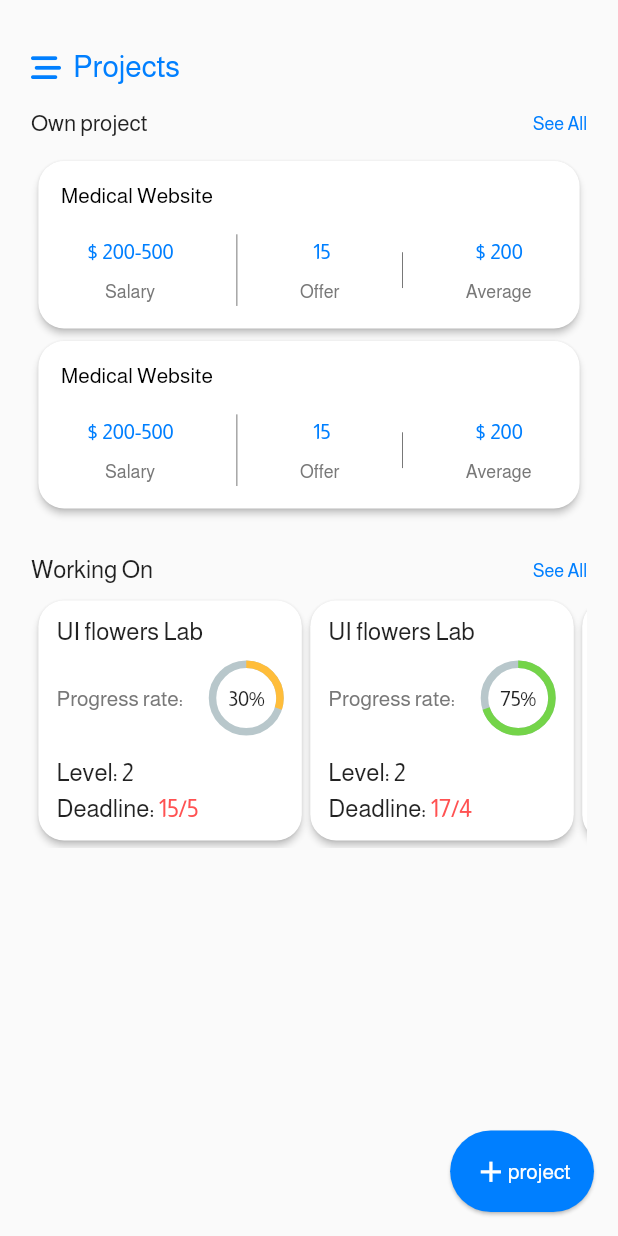
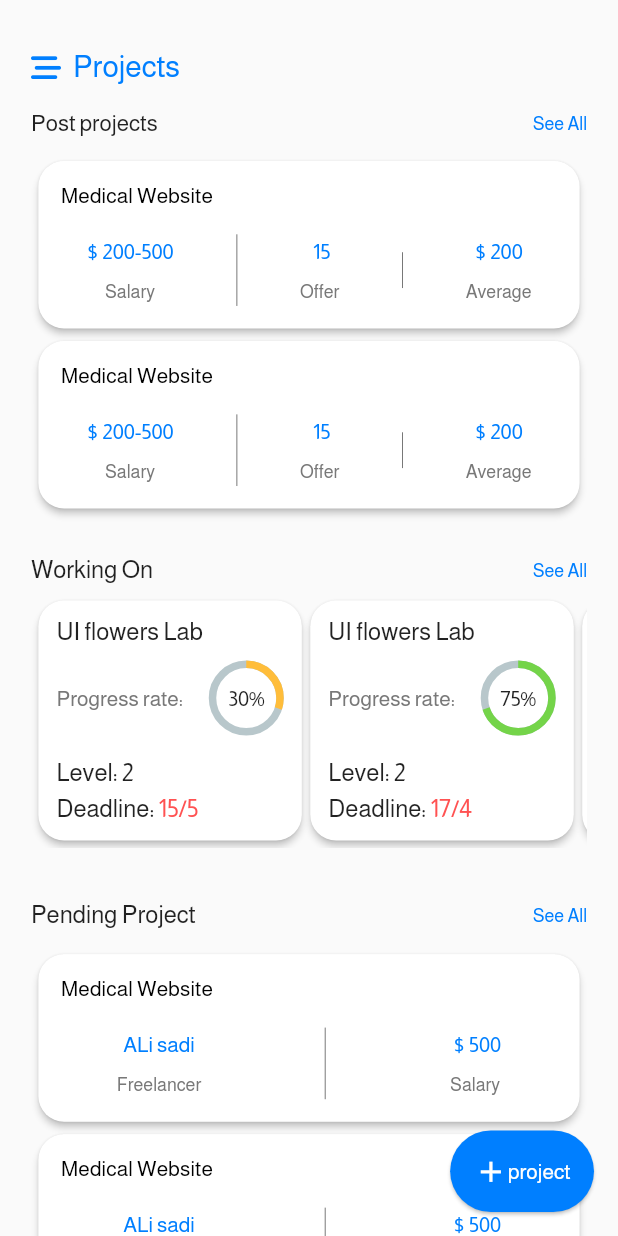
Before and after one commit to ghofran11/FreeLand, a Flutter app: the ProjectPage screen opened directly, on a phone screen of 412 x 824 dp. Run offline on Flutter 3.47's test engine with Material 2 defaults, Android fonts, the phone set to English and light mode, and no system bars; drawn by our look-alikes of percent_indicator; our stand-ins replace bloc, bot_toast, bottom_navy_bar, cached_network_image, carousel_slider, device_preview and 26 more; missing offline and left inert: colours, comment_box, dio_flutter_transformer2, dio_refresh_bot, internet_file and 2 more; accounts and stored records are empty; network calls fail; statements that could not run were skipped.

Commit message:
feat(notification):setup ui

```diff
--- a/lib/app/home/domain/repos/home_repository.dart
+++ b/lib/app/home/domain/repos/home_repository.dart
@@ -2,10 +2,14 @@
 import 'package:either_dart/either.dart';
 import 'package:freeland/app/home/infrastructure/models/category.dart';
 import 'package:freeland/app/home/infrastructure/models/service.dart';
+import 'package:freeland/app/home/infrastructure/models/user.dart';
+import 'package:freeland/core/user/entities/user.dart';
 
 abstract class HomeRepository{
   Future<Either<String, List<CategoryDto>>> fetchAllCategory();
 
   Future<Either<String, List<ServiceDto>>> fetchAllServices(String categoryId);
 
+  Future<Either<String, List<UserDto>>> fetchAllUsers();
+
 }
--- a/lib/app/home/presentation/state/bloc/home_event.dart
+++ b/lib/app/home/presentation/state/bloc/home_event.dart
@@ -8,3 +8,5 @@ class FetchAllService extends HomeEvent {
   final String id;
   FetchAllService({required this. id});
 }
+
+class FetchAllUser extends HomeEvent{}
--- a/lib/app/home/presentation/ui/screen/home_screen.dart
+++ b/lib/app/home/presentation/ui/screen/home_screen.dart
@@ -1,16 +1,12 @@
-import 'dart:math';
 
 import 'package:bot_toast/bot_toast.dart';
 import 'package:cached_network_image/cached_network_image.dart';
 import 'package:carousel_slider/carousel_slider.dart';
-import 'package:flutter/cupertino.dart';
 import 'package:flutter/material.dart';
 import 'package:flutter_bloc/flutter_bloc.dart';
 import 'package:flutter_screenutil/flutter_screenutil.dart';
 import 'package:flutter_svg/flutter_svg.dart';
 import 'package:font_awesome_flutter/font_awesome_flutter.dart';
-import 'package:freeland/app/home/infrastructure/models/category.dart';
-import 'package:freeland/app/home/infrastructure/models/service.dart';
 import 'package:freeland/app/home/presentation/state/bloc/home_bloc.dart';
 import 'package:freeland/app/home/presentation/ui/screen/tips_screen.dart';
 import 'package:freeland/app/home/presentation/ui/widget/job_card.dart';
@@ -41,7 +37,7 @@ class HomePage extends StatelessWidget {
     );
     return Scaffold(
       body: BlocProvider(
-        create: (context) => getIt<HomeBloc>()..add(FetchAllCategory()),
+        create: (context) => getIt<HomeBloc>()..add(FetchAllCategory())..add(FetchAllUser()),
         child: ListView(
           physics: const BouncingScrollPhysics(),
           children: [
--- a/lib/app/notifications/presentation/notifications_page.dart
+++ b/lib/app/notifications/presentation/notifications_page.dart
@@ -110,12 +110,10 @@ class NotificationsPage extends StatelessWidget {
                                  physics: const BouncingScrollPhysics(),
                                );
                              }
-
                              else if (state.notificationStatus.isLoading()) {
                                return const LoadingProgress();
                              }
                              return Container();
-
                            }),
                             ListView(
                               children: [
--- a/lib/app/projects/domain/entities/add_project_params.dart
+++ b/lib/app/projects/domain/entities/add_project_params.dart
@@ -1,3 +1,4 @@
+
 class AddProjectParams {
   String projectName;
   DateTime projectDeadLine;
--- a/lib/app/projects/presentation/ui/projects_screen.dart
+++ b/lib/app/projects/presentation/ui/projects_screen.dart
@@ -4,6 +4,7 @@ import 'package:flutter_screenutil/flutter_screenutil.dart';
 import 'package:font_awesome_flutter/font_awesome_flutter.dart';
 import 'package:freeland/app/projects/presentation/ui/screen/add_project.dart';
 import 'package:freeland/app/projects/presentation/ui/screen/all_own_project.dart';
+import 'package:freeland/app/projects/presentation/ui/screen/pending_project.dart';
 import 'package:freeland/app/projects/presentation/ui/screen/project_own.dart';
 import 'package:freeland/app/projects/presentation/ui/screen/working_on.dart';
 import 'package:go_router/go_router.dart';
@@ -53,7 +54,7 @@ class ProjectPage extends StatelessWidget {
             Row(
               children: [
                 const CustomText.titleMedium(
-                  'Own project',
+                  'Post projects',
                   style: TextStyle(fontSize: 15),
                 ),
                 const Spacer(),
@@ -267,6 +268,105 @@ class ProjectPage extends StatelessWidget {
                     );
                   }),
             ),
+            SizedBox(
+              height: 30.0.h,
+            ),
+            Row(
+              children: const [
+                CustomText.titleMedium(
+                  'Pending Project',
+                  style: TextStyle(),
+                ),
+                Spacer(),
+                CustomText.bodySmall(
+                  "See All",
+                  style: TextStyle(color: AppColors.primary),
+                )
+              ],
+            ),
+            SizedBox(height: 10.0.h),
+            SizedBox(
+              height: 250,
+              child: ListView.separated(
+                  physics: const BouncingScrollPhysics(),
+                  padding: const EdgeInsets.all(5),
+                  separatorBuilder: (context, index) => SizedBox(
+                    height: 7.0.h,
+                  ),
+                  itemCount: 2,
+                  shrinkWrap: true,
+                  itemBuilder: (BuildContext context, int index) {
+                    return InkWell(
+                      onTap: () {
+                        context.pushNamed(PendingProject.routeName);
+                      },
+                      child: Card(
+                        color: Colours.aliceBlue.shade100,
+                        child: Padding(
+                          padding: const EdgeInsets.all(15.0),
+                          child: Column(
+                            crossAxisAlignment: CrossAxisAlignment.start,
+                            children: [
+                              const CustomText.titleSmall('Medical Website'),
+                              SizedBox(
+                                height: 15.0.h,
+                              ),
+                              Row(
+                                mainAxisAlignment:
+                                MainAxisAlignment.spaceAround,
+                                children: [
+                                  Column(
+                                    children: [
+                                      const CustomText.titleMedium(
+                                        'ALi sadi',
+                                        style: TextStyle(
+                                            color: AppColors.primary,
+                                            fontSize: 14),
+                                      ),
+                                      SizedBox(
+                                        height: 10.0.h,
+                                      ),
+                                      const CustomText.bodyMedium(
+                                        'Freelancer',
+                                        style: TextStyle(
+                                            color: AppColors.grey2,
+                                            fontSize: 12),
+                                      ),
+                                    ],
+                                  ),
+                                  SizedBox(
+                                      height: 40.0.h,
+                                      child: const VerticalDivider(
+                                        color: AppColors.grey2,
+                                      )),
+                                  Column(
+                                    children: [
+                                      const CustomText.titleMedium(
+                                        ' \$ 500',
+                                        style: TextStyle(
+                                            color: AppColors.primary,
+                                            fontSize: 14),
+                                      ),
+                                      SizedBox(
+                                        height: 10.0.h,
+                                      ),
+                                      const CustomText.bodyMedium(
+                                        'Salary',
+                                        style: TextStyle(
+                                            color: AppColors.grey2,
+                                            fontSize: 12),
+                                      ),
+                                    ],
+                                  ),
+                                ],
+                              ),
+                            ],
+                          ),
+                        ),
+                      ),
+                    );
+                  }),
+            ),
           ],
         ),
         floatingActionButton: ElevatedButton(
--- a/lib/common/constant/src/url.dart
+++ b/lib/common/constant/src/url.dart
@@ -7,10 +7,13 @@ class AppUri {
   static const serviceFetched="Home/App/GetServices";
   static const sendOffer="Offer/App/Create";
   static const sendComment="Comment/App/Create";
+  static const userFetched="GetUsers";
   static const commentOfferFetch="Comment/App/GetCommentsByServiceId";
   static const notificationFetch="Notification/App/GetAll";
 
 
 //ToDo
   static const refreshDeviceToken = "User/RefreshToken";
+
+
 }
--- a/lib/core/user/entities/user.dart
+++ b/lib/core/user/entities/user.dart
@@ -1,3 +1,8 @@
+
+List<User> categoriesFromJson(List<dynamic> data) {
+  return data.map((e) => User.fromMap(e)).toList();
+}
+
 class User {
   final String id;
   final String fullName;
```
Also changed, not shown: lib/app/home/infrastructure/data_source/remote/home_remote.dart (+11 -1 lines), lib/app/home/infrastructure/models/user.dart (added, +59 -0 lines), lib/app/home/infrastructure/repo/home_repository_impl.dart (+10 -0 lines), lib/app/home/presentation/state/bloc/home_bloc.dart (+15 -0 lines), lib/app/home/presentation/state/bloc/home_state.dart (+12 -4 lines), lib/app/projects/presentation/ui/screen/pending_project.dart (added, +169 -0 lines), lib/router/route_config.dart (+7 -0 lines), lib/app/projects/presentation/state/bloc/project_event.dart (line endings or trailing spaces).
